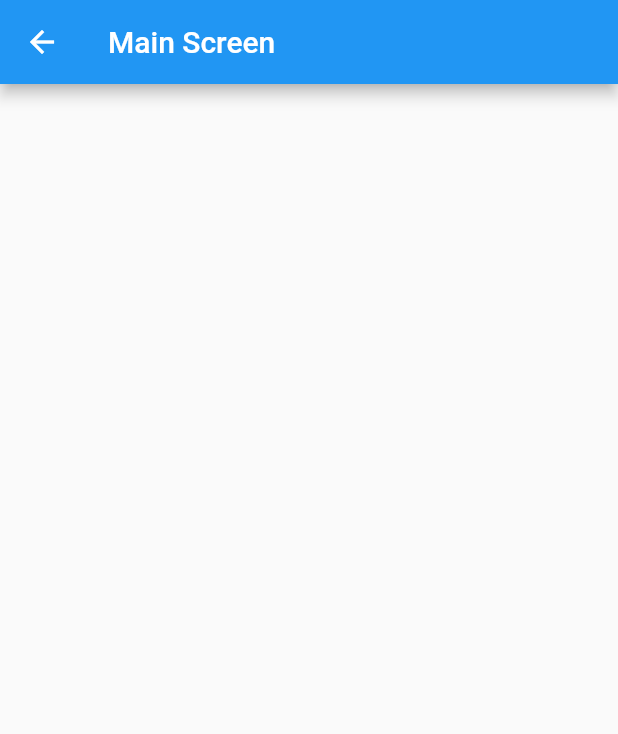
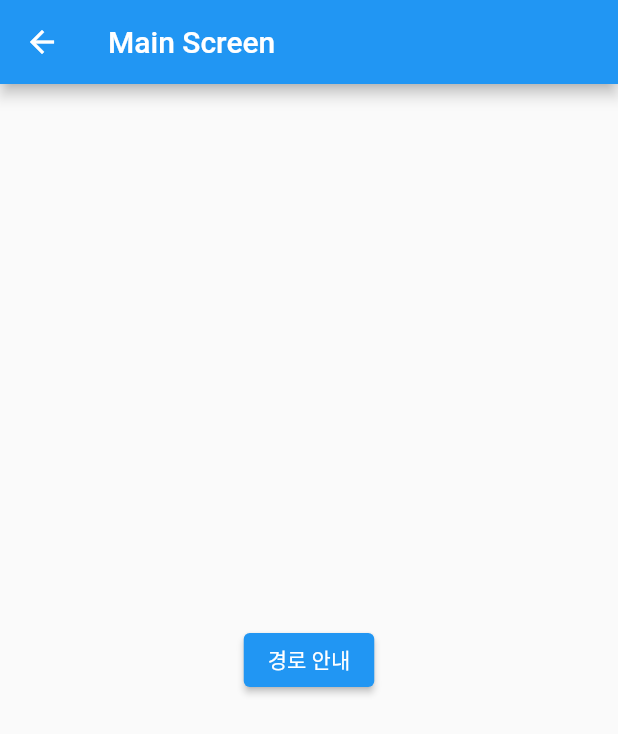
Before and after one commit to Samdo3/KU_Sejong_Navigator, a Flutter app: the MainScreen screen opened directly, on a phone screen of 412 x 824 dp. Shown: the top 734 px of the screen. Run offline on Flutter 3.47's test engine with Material 2 defaults, Android fonts, the phone set to English and light mode, and no system bars; our stand-ins replace flutter_map, fluttertoast, geolocator, get, google_fonts, latlong2 and 1 more; accounts and stored records are empty.

Commit message:
map.dart와 mainscreen.dart 연결

```diff
--- a/lib/map/map.dart
+++ b/lib/map/map.dart
@@ -5,11 +5,6 @@ import 'access_tokens.dart'; //access_tokens.dart 파일을 import
 import 'package:geolocator/geolocator.dart';
 import 'package:fluttertoast/fluttertoast.dart';
 
-void main() {
-  runApp(
-    const MaterialApp(home: MyMap()),
-  );
-}
 
 class MyMap extends StatefulWidget {
   const MyMap({Key? key}) : super(key:key);
--- a/lib/user/pages/main_screen.dart
+++ b/lib/user/pages/main_screen.dart
@@ -1,4 +1,7 @@
 import 'package:flutter/material.dart';
+import 'package:get/get.dart';
+import 'package:getx_mysql_tutorial/map/map.dart';
+
 
 class MainScreen extends StatelessWidget {
   const MainScreen({Key? key}) : super(key: key);
@@ -9,6 +12,14 @@ class MainScreen extends StatelessWidget {
       appBar: AppBar(
         title: Text('Main Screen'),
       ),
+      body: Center(
+        child:ElevatedButton(
+          onPressed: (){
+            Get.to(() => MyMap());
+          },
+          child: Text('경로 안내'),
+        ),
+      ),
     );
   }
 }
```
